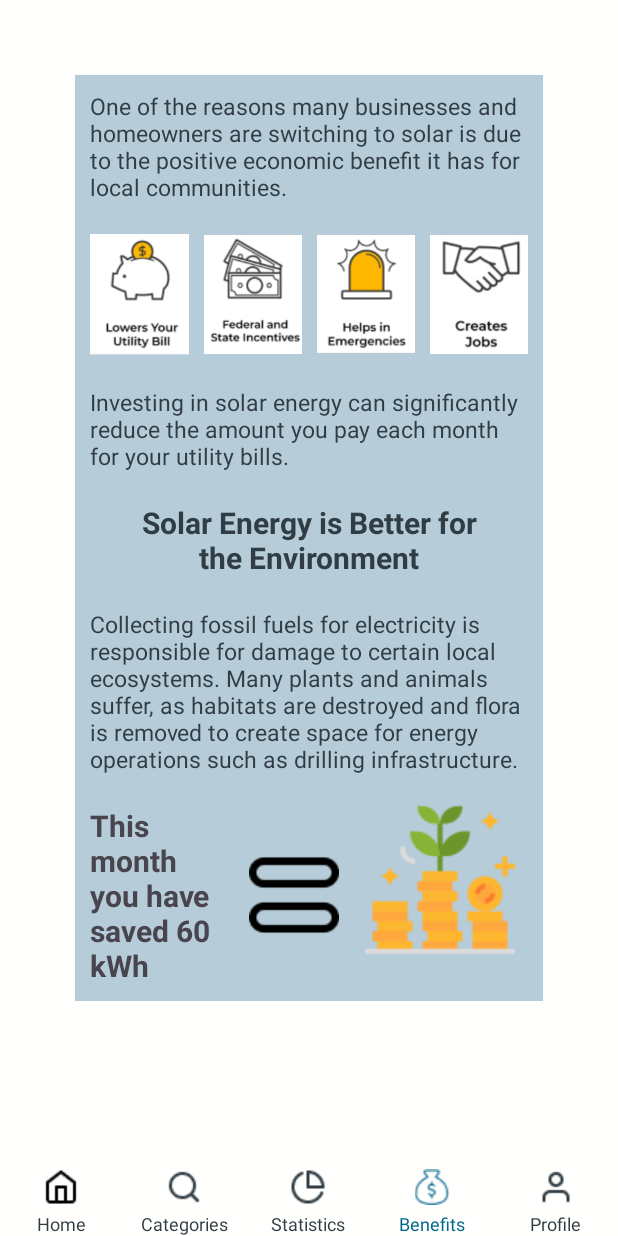
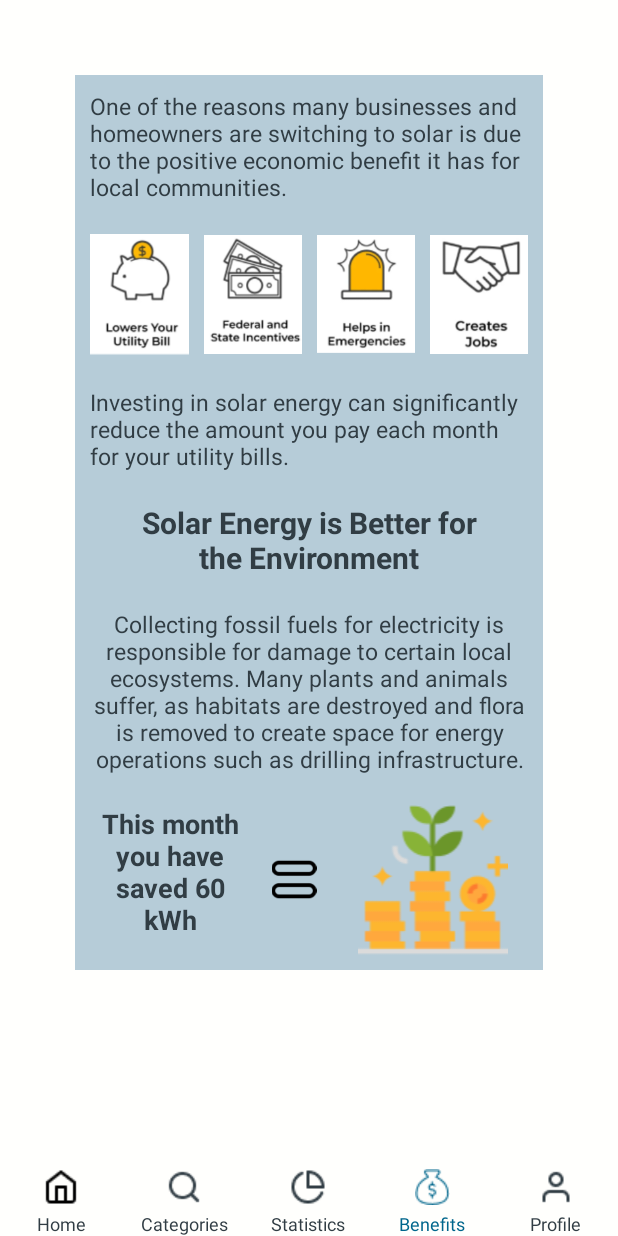
Before and after one commit to CodeGeekR/SolarSport_AppJAVA, an Android app: the BenefitsActivity screen opened directly, with no data from a screen before it, on a phone screen of 412 x 824 dp. Run offline under Robolectric (Android 15) with nearby library versions, the phone set to English and light mode, and no system bars; 2 statements that could not run were skipped.

Commit message:
Se modificaron las cards cambiando de ImageView por ImageButton, se le asigno un ID a cada boton para mañana proceder con la navegación. Ademas se modifico el color del icono home y el texto.

```diff
--- a/app/src/main/res/layout/benefits_activity.xml
+++ b/app/src/main/res/layout/benefits_activity.xml
@@ -89,7 +89,8 @@
             android:text="@string/benefitsText4"
             android:textStyle="normal"
             android:textColor="@color/textPrimary"
-            android:textSize="15sp"/>
+            android:textSize="15sp"
+            android:gravity="center"/>
 
         <LinearLayout
             android:layout_width="match_parent"
@@ -98,19 +99,22 @@
             android:weightSum="3"
             android:orientation="horizontal"
             android:paddingTop="20dp"
+
             >
             <TextView
                 android:layout_width="80dp"
                 android:layout_height="wrap_content"
                 android:text="@string/benefitsText5"
                 android:layout_weight="1"
+                android:textColor="@color/textPrimary"
                 android:textStyle="bold"
-                android:textSize="20sp"
+                android:textSize="18sp"
+                android:gravity="center"
 
                 />
             <ImageView
-                android:layout_width="wrap_content"
-                android:layout_height="wrap_content"
+                android:layout_width="30dp"
+                android:layout_height="30dp"
                 android:layout_weight="1"
                 android:src="@drawable/igual"
                 android:layout_gravity="center"/>
@@ -146,10 +150,12 @@
             android:gravity="center"
             android:orientation="vertical">
 
-            <ImageView
+            <ImageButton
+                android:id="@+id/bhomeb"
                 android:layout_width="24dp"
                 android:layout_height="24dp"
-                android:src="@drawable/home" />
+                android:src="@drawable/home"
+                android:background="@android:color/transparent"/>
 
             <TextView
                 android:layout_width="wrap_content"
@@ -169,10 +175,12 @@
             android:gravity="center"
             android:orientation="vertical">
 
-            <ImageView
+            <ImageButton
+                android:id="@+id/bcategoriesb"
                 android:layout_width="24dp"
                 android:layout_height="24dp"
-                android:src="@drawable/categories" />
+                android:src="@drawable/categories"
+                android:background="@android:color/transparent"/>
 
             <TextView
                 android:layout_width="wrap_content"
@@ -192,10 +200,12 @@
             android:orientation="vertical"
             >
 
-            <ImageView
+            <ImageButton
+                android:id="@+id/bstatisticsb"
                 android:layout_width="24dp"
                 android:layout_height="24dp"
                 android:src="@drawable/statistics_home"
+                android:background="@android:color/transparent"
                 />
 
             <TextView
@@ -216,11 +226,13 @@
             android:gravity="center"
             android:orientation="vertical">
 
-            <ImageView
+            <ImageButton
+                android:id="@+id/bbenefitsb"
                 android:layout_width="24dp"
                 android:layout_height="24dp"
                 android:src="@drawable/benefits_home"
-                android:tint="@color/accent"/>
+                app:tint="@color/accent"
+                android:background="@android:color/transparent"/>
 
             <TextView
                 android:layout_width="wrap_content"
@@ -240,10 +252,12 @@
             android:gravity="center"
             android:orientation="vertical">
 
-            <ImageView
+            <ImageButton
+                android:id="@+id/bprofileb"
                 android:layout_width="24dp"
                 android:layout_height="24dp"
-                android:src="@drawable/profile" />
+                android:src="@drawable/profile"
+                android:background="@android:color/transparent"/>
 
             <TextView
                 android:layout_width="wrap_content"
```
Also changed, not shown: app/src/main/res/layout/activity_main.xml (+24 -11 lines), app/src/main/res/layout/statistics_activity.xml (+21 -11 lines).
